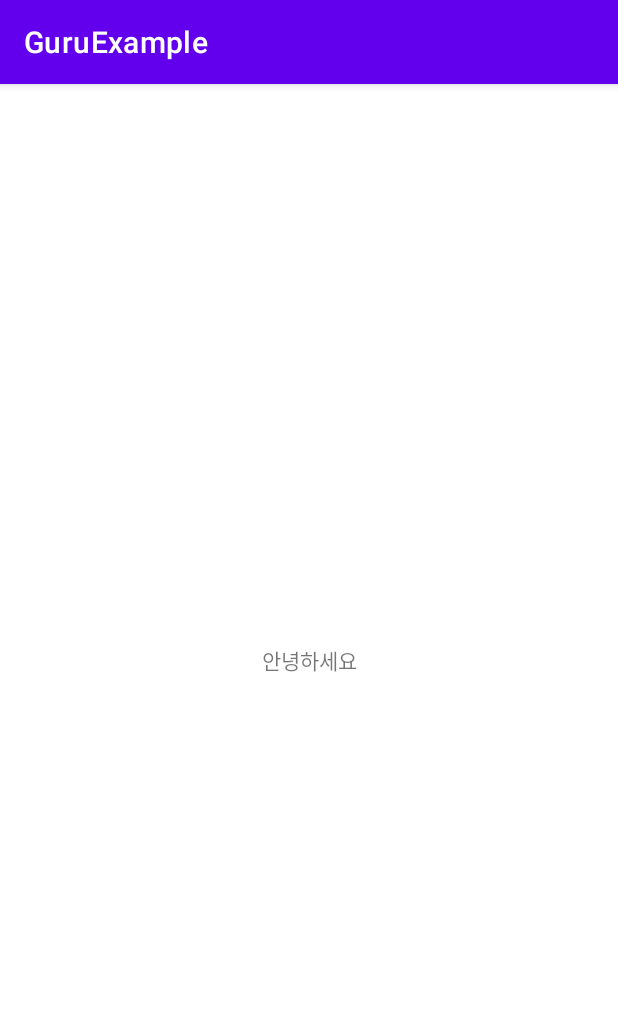
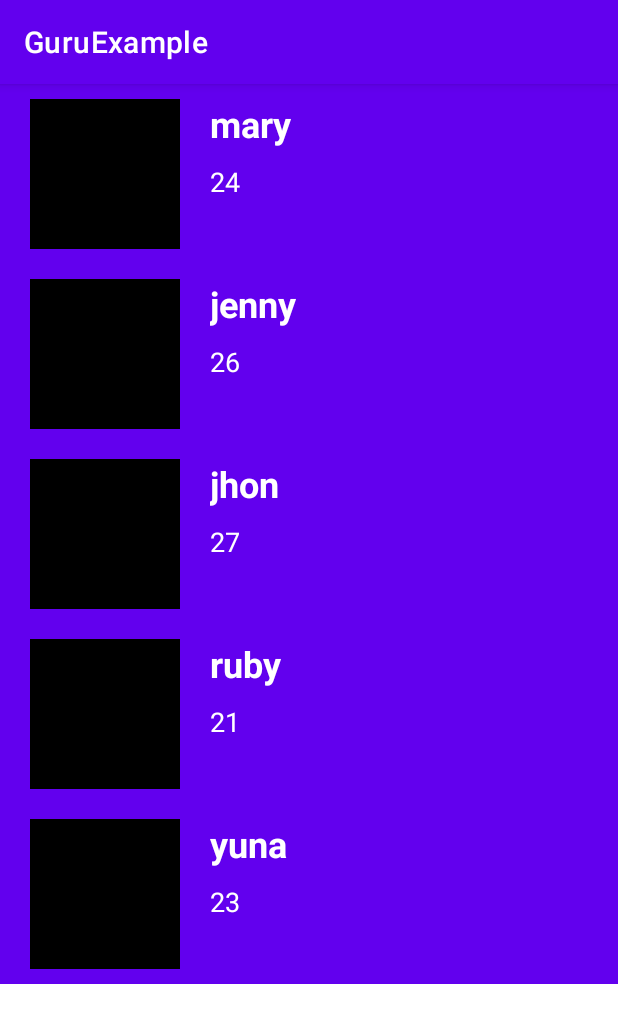
Before and after one commit to leejieun2020111646/GURU2-ANDROID31, an Android app: the screen it shows after launch (MainActivity), on a phone screen of 412 x 824 dp. Shown: the top 1023 px of the screen. Run offline under Robolectric (Android 15) with nearby library versions, the light colour scheme and no system bars.

Commit message:
(이윤서) -activity_main.xml(리사이클러뷰) -MainActivity(어댑터,리사이클러뷰 연결) -AdoptAdapter.kt(ViewHolder) -AdoptData(data와 view 연결) -activity_adopt_detail.xml(리사이클러뷰 아이템 클릭시 전환되는 화면) -AdoptDetailActivity.kt(Intent로 전달받은 데이터 연결)-아직 완성 안됨 --list와 article은 무시

```diff
--- a/app/build.gradle
+++ b/app/build.gradle
@@ -1,6 +1,7 @@
 plugins {
     id 'com.android.application'
     id 'org.jetbrains.kotlin.android'
+    id 'kotlin-android-extensions' //추가
 }
 
 android {
@@ -40,4 +41,7 @@ dependencies {
     testImplementation 'junit:junit:4.13.2'
     androidTestImplementation 'androidx.test.ext:junit:1.1.5'
     androidTestImplementation 'androidx.test.espresso:espresso-core:3.5.1'
+    //glide 추가
+    implementation 'com.github.bumptech.glide:glide:4.12.0'
+    annotationProcessor 'com.github.bumptech.glide:compiler:4.12.0'
 }
--- /dev/null
+++ b/app/src/main/java/com/example/guruexample/AdoptAdapter.kt
@@ -0,0 +1,41 @@
+package com.example.guruexample
+
+import android.content.Context
+import android.view.LayoutInflater
+import android.view.View
+import android.view.ViewGroup
+import android.widget.ImageView
+import android.widget.TextView
+import androidx.recyclerview.widget.RecyclerView
+import com.bumptech.glide.Glide
+
+class AdoptAdapter(private val context: Context) : RecyclerView.Adapter<AdoptAdapter.ViewHolder>() {
+
+    var datas = mutableListOf<AdoptData>()
+    override fun onCreateViewHolder(parent: ViewGroup, viewType: Int): ViewHolder {
+        val view = LayoutInflater.from(context).inflate(R.layout.item_adopt_recycler,parent,false)
+        return ViewHolder(view)
+    }
+
+    override fun getItemCount(): Int = datas.size
+
+    override fun onBindViewHolder(holder: ViewHolder, position: Int) {
+        holder.bind(datas[position])
+    }
+
+    inner class ViewHolder(view: View) : RecyclerView.ViewHolder(view) {
+
+        private val txtName: TextView = itemView.findViewById(R.id.tv_rv_name)
+        private val txtAge: TextView = itemView.findViewById(R.id.tv_rv_age)
+        private val imgProfile: ImageView = itemView.findViewById(R.id.img_rv_photo)
+
+        fun bind(item: AdoptData) {
+            txtName.text = item.name
+            txtAge.text = item.age.toString()
+            //Glide.with(itemView).load(item.img).into(imgProfile)
+
+        }
+    }
+
+
+}
--- /dev/null
+++ b/app/src/main/java/com/example/guruexample/AdoptData.kt
@@ -0,0 +1,7 @@
+package com.example.guruexample
+
+data class AdoptData (
+    val name : String,
+    val age : Int,
+
+)
--- /dev/null
+++ b/app/src/main/java/com/example/guruexample/AdoptList.kt
@@ -0,0 +1,5 @@
+package com.example.guruexample
+
+class AdoptList(var _id : Int?, var weather : String?, var address : String?, var locationX : String?, var locationY : String?,
+var contents : String?, var mood : String?, var picture : String?, var createDataStr : String?) {
+}
--- a/app/src/main/java/com/example/guruexample/MainActivity.kt
+++ b/app/src/main/java/com/example/guruexample/MainActivity.kt
@@ -1,11 +1,41 @@
 package com.example.guruexample
 
+
+import android.content.Intent
 import androidx.appcompat.app.AppCompatActivity
 import android.os.Bundle
+import android.view.View
+import kotlinx.android.synthetic.main.activity_main.*
+
 
 class MainActivity : AppCompatActivity() {
+    lateinit var adoptAdapter: AdoptAdapter
+    val datas = mutableListOf<AdoptData>()
+
     override fun onCreate(savedInstanceState: Bundle?) {
         super.onCreate(savedInstanceState)
         setContentView(R.layout.activity_main)
+
+        initRecycler()
     }
+
+    private fun initRecycler() {
+        adoptAdapter = AdoptAdapter(this)
+        rv_profile.adapter = adoptAdapter
+
+
+        datas.apply {
+            add(AdoptData(name = "mary", age = 24))
+            add(AdoptData(name = "jenny", age = 26))
+            add(AdoptData(name = "jhon", age = 27))
+            add(AdoptData(name = "ruby", age = 21))
+            add(AdoptData(name = "yuna", age = 23))
+
+            adoptAdapter.datas = datas
+            adoptAdapter.notifyDataSetChanged()
+
+        }
+    }
+
+
 }
--- a/app/src/main/res/layout/activity_main.xml
+++ b/app/src/main/res/layout/activity_main.xml
@@ -1,18 +1,23 @@
 <?xml version="1.0" encoding="utf-8"?>
 <androidx.constraintlayout.widget.ConstraintLayout xmlns:android="http://schemas.android.com/apk/res/android"
-    xmlns:app="http://schemas.android.com/apk/res-auto"
-    xmlns:tools="http://schemas.android.com/tools"
-    android:layout_width="match_parent"
-    android:layout_height="match_parent"
-    tools:context=".MainActivity">
+xmlns:app="http://schemas.android.com/apk/res-auto"
+xmlns:tools="http://schemas.android.com/tools"
+android:layout_width="match_parent"
+android:layout_height="match_parent"
+tools:context=".MainActivity">
 
-    <TextView
-        android:layout_width="wrap_content"
+    <androidx.recyclerview.widget.RecyclerView
+        android:id="@+id/rv_profile"
+        android:layout_width="match_parent"
         android:layout_height="wrap_content"
-        android:text="안녕하세요"
-        app:layout_constraintBottom_toBottomOf="parent"
+        android:orientation="vertical"
+        app:layoutManager="androidx.recyclerview.widget.LinearLayoutManager"
         app:layout_constraintEnd_toEndOf="parent"
+        app:layout_constraintHorizontal_bias="0.0"
+        app:layout_constraintLeft_toLeftOf="parent"
+        app:layout_constraintRight_toRightOf="parent"
         app:layout_constraintStart_toStartOf="parent"
-        app:layout_constraintTop_toTopOf="parent" />
+        app:layout_constraintTop_toTopOf="parent"
+        tools:listitem="@layout/item_adopt_recycler" />
 
 </androidx.constraintlayout.widget.ConstraintLayout>
--- /dev/null
+++ b/app/src/main/res/layout/item_adopt_recycler.xml
@@ -0,0 +1,45 @@
+<?xml version="1.0" encoding="utf-8"?>
+<androidx.constraintlayout.widget.ConstraintLayout xmlns:android="http://schemas.android.com/apk/res/android"
+    android:layout_width="match_parent"
+    android:layout_height="wrap_content"
+    xmlns:tools="http://schemas.android.com/tools"
+    android:paddingHorizontal="20dp"
+    android:paddingVertical="10dp"
+    android:background="@color/purple_500"
+    xmlns:app="http://schemas.android.com/apk/res-auto">
+
+    <ImageView
+        android:id="@+id/img_rv_photo"
+        android:layout_width="100dp"
+        android:layout_height="100dp"
+        android:src="@color/black"
+        app:layout_constraintTop_toTopOf="parent"
+        app:layout_constraintStart_toStartOf="parent"
+        app:layout_constraintBottom_toBottomOf="parent"/>
+
+    <TextView
+        android:id="@+id/tv_rv_name"
+        android:layout_width="wrap_content"
+        android:layout_height="wrap_content"
+        android:text="이름"
+        android:textStyle="bold"
+        android:layout_marginLeft="20dp"
+        android:textSize="24sp"
+        android:textColor="@color/white"
+        app:layout_constraintLeft_toRightOf="@id/img_rv_photo"
+        app:layout_constraintTop_toTopOf="parent"/>
+
+    <TextView
+        android:id="@+id/tv_rv_age"
+        android:layout_width="wrap_content"
+        android:layout_height="wrap_content"
+        android:text="나이"
+        android:layout_marginTop="10dp"
+        android:layout_marginLeft="20dp"
+        android:textSize="18sp"
+        android:textColor="@color/white"
+        app:layout_constraintLeft_toRightOf="@id/img_rv_photo"
+        app:layout_constraintTop_toBottomOf="@id/tv_rv_name"/>
+
+
+</androidx.constraintlayout.widget.ConstraintLayout>
```
Also changed, not shown: app/src/main/java/com/example/guruexample/AdoptDetailActivity.kt (added, +20 -0 lines), app/src/main/java/com/example/guruexample/OnAdoptClickListener.kt (added, +8 -0 lines), app/src/main/res/layout/activity_adopt_article.xml (added, +68 -0 lines), app/src/main/res/layout/activity_adopt_detail.xml (added, +31 -0 lines), app/src/main/res/layout/activity_adopt_list.xml (added, +13 -0 lines).
